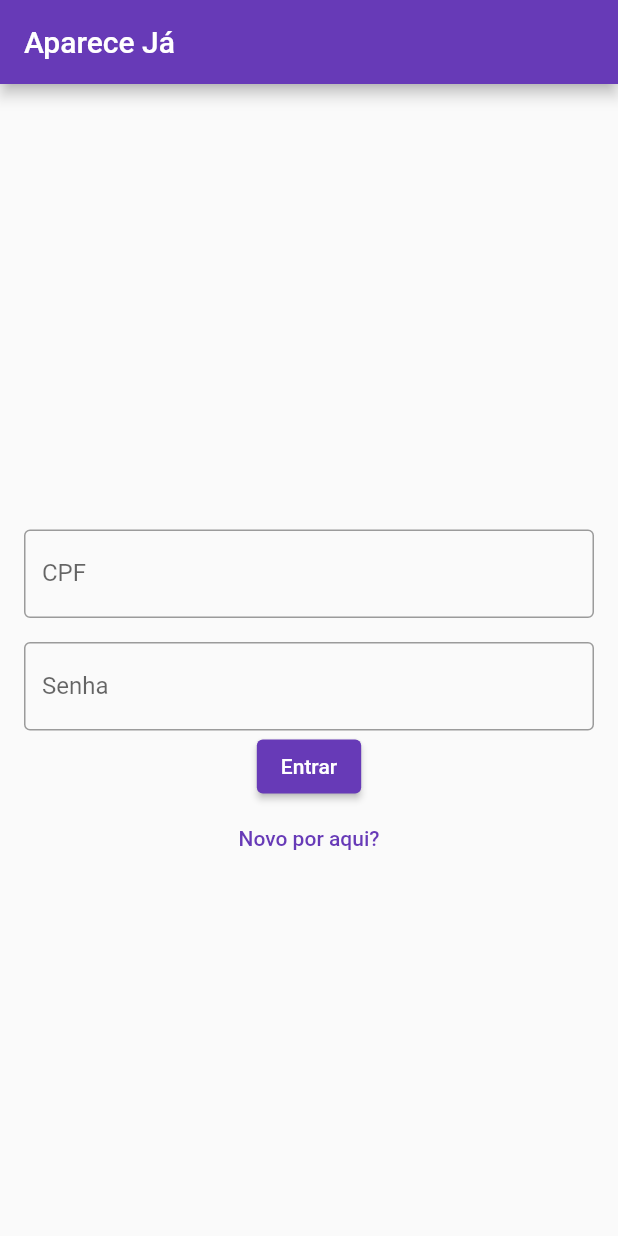
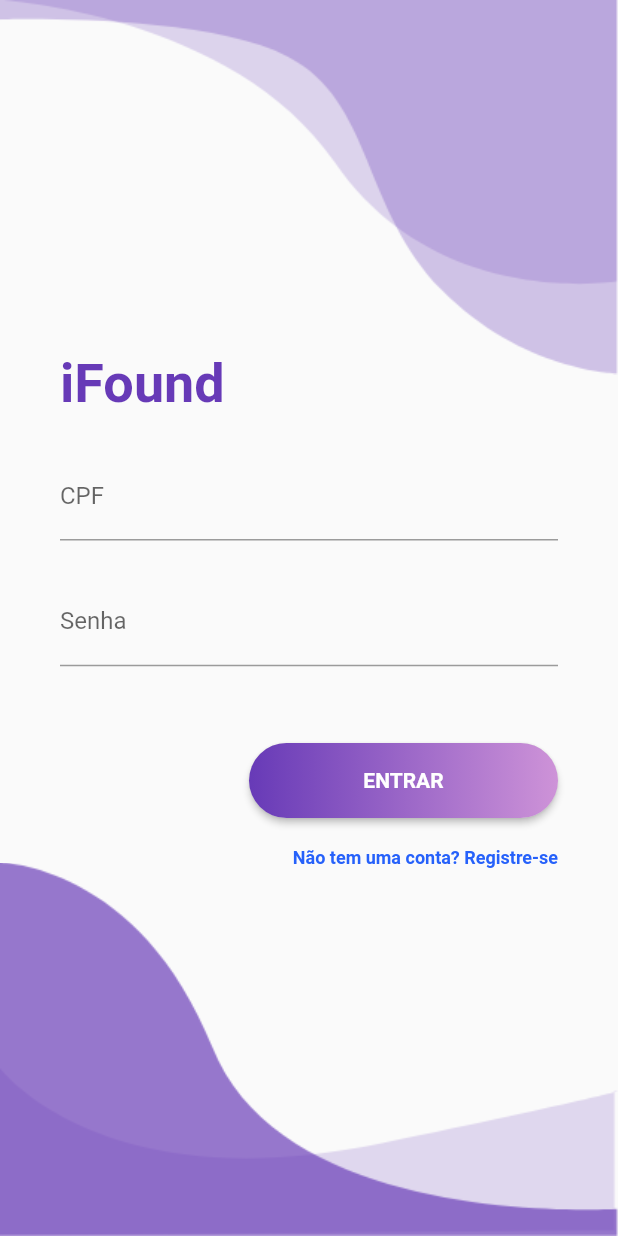
Before and after one commit to arturmelodev/aparece-ja-frontend, a Flutter app: the screen it shows after launch, on a phone screen of 412 x 824 dp. Run offline on Flutter 3.47's test engine with Material 2 defaults, Android fonts, the phone set to English and light mode, and no system bars; our stand-ins replace flutter_secure_storage, fluttertoast.

Commit message:
Changed the layout of the application. Fixed logic on signing in. Started to build the homepage.

```diff
--- a/apareceja/lib/app_widget.dart
+++ b/apareceja/lib/app_widget.dart
@@ -1,9 +1,9 @@
-import 'package:apareceja/home_page.dart';
-import 'package:apareceja/signin_page.dart';
-import 'package:apareceja/signup_page.dart';
+import 'package:apareceja/screens/home_page.dart';
+import 'package:apareceja/screens/signin_page.dart';
+import 'package:apareceja/screens/signup_page.dart';
 import 'package:flutter/material.dart';
 
-import 'app_controller.dart';
+import 'controllers/app_controller.dart';
 
 class AppWidget extends StatelessWidget {
   const AppWidget({Key? key}) : super(key: key);
@@ -19,8 +19,6 @@ class AppWidget extends StatelessWidget {
       initialRoute: '/',
       routes: {
         '/': (context) => const SignInPage(),
-        '/home': (context) => const HomePage(),
-        '/signup': (context) => const SignUpPage(),
       },
     );
   }
--- /dev/null
+++ b/apareceja/lib/components/background_sign_signup.dart
@@ -0,0 +1,45 @@
+import 'package:flutter/material.dart';
+
+class Background extends StatelessWidget {
+  final Widget child;
+
+  const Background({
+    Key? key,
+    required this.child,
+  }) : super(key: key);
+
+  @override
+  Widget build(BuildContext context) {
+    Size size = MediaQuery.of(context).size;
+    return Container(
+      width: double.infinity,
+      height: size.height,
+      child: Stack(
+        alignment: Alignment.center,
+        children: <Widget>[
+          Positioned(
+            top: 0,
+            right: 0,
+            child: Image.asset("assets/images/top1.png", width: size.width),
+          ),
+          Positioned(
+            top: 0,
+            right: 0,
+            child: Image.asset("assets/images/top2.png", width: size.width),
+          ),
+          Positioned(
+            bottom: 0,
+            right: 0,
+            child: Image.asset("assets/images/bottom1.png", width: size.width),
+          ),
+          Positioned(
+            bottom: 0,
+            right: 0,
+            child: Image.asset("assets/images/bottom2.png", width: size.width),
+          ),
+          child
+        ],
+      ),
+    );
+  }
+}
--- a/apareceja/lib/main.dart
+++ b/apareceja/lib/main.dart
@@ -1,4 +1,3 @@
-
 import 'package:flutter/material.dart';
 
 import 'app_widget.dart';
--- /dev/null
+++ b/apareceja/lib/screens/signin_page.dart
@@ -0,0 +1,214 @@
+import 'dart:convert';
+
+import 'package:apareceja/components/background_sign_signup.dart';
+import 'package:apareceja/utils/user_secure_storage.dart';
+import 'package:flutter/material.dart';
+import 'package:flutter_secure_storage/flutter_secure_storage.dart';
+import 'package:http/http.dart' as http;
+import 'home_page.dart';
+
+class SignInPage extends StatefulWidget {
+  const SignInPage({Key? key}) : super(key: key);
+
+  @override
+  _SignInPageState createState() => _SignInPageState();
+}
+
+class _SignInPageState extends State<SignInPage> {
+  String cpf = '';
+  String password = '';
+
+  @override
+  Widget build(BuildContext context) {
+    Size size = MediaQuery.of(context).size;
+
+    return Scaffold(
+      body: SingleChildScrollView(
+        child: Background(
+          child: Column(
+            mainAxisAlignment: MainAxisAlignment.center,
+            children: <Widget>[
+              Container(
+                alignment: Alignment.centerLeft,
+                padding: EdgeInsets.symmetric(horizontal: 40),
+                child: Text(
+                  "iFound",
+                  style: TextStyle(
+                      fontWeight: FontWeight.bold,
+                      color: Colors.deepPurple,
+                      fontSize: 36),
+                  textAlign: TextAlign.left,
+                ),
+              ),
+              SizedBox(height: size.height * 0.03),
+              Container(
+                alignment: Alignment.center,
+                margin: EdgeInsets.symmetric(horizontal: 40),
+                child: TextField(
+                  decoration: InputDecoration(labelText: "CPF"),
+                  keyboardType: TextInputType.number,
+                  onChanged: (text) {
+                    cpf = text;
+                  },
+                ),
+              ),
+              SizedBox(height: size.height * 0.03),
+              Container(
+                alignment: Alignment.center,
+                margin: EdgeInsets.symmetric(horizontal: 40),
+                child: TextField(
+                  decoration: InputDecoration(labelText: "Senha"),
+                  obscureText: true,
+                  onChanged: (text) {
+                    password = text;
+                  },
+                ),
+              ),
+              SizedBox(height: size.height * 0.05),
+              Container(
+                alignment: Alignment.centerRight,
+                margin: EdgeInsets.symmetric(horizontal: 40, vertical: 10),
+                child: RaisedButton(
+                  onPressed: () async {
+                    var url = Uri.parse('http://10.0.2.2:3333/authenticate');
+                    var response = await http.post(url,
+                        headers: <String, String>{
+                          'Content-Type': 'application/json; charset=UTF-8',
+                        },
+                        body: jsonEncode(<String, String>{
+                          "cpf": cpf,
+                          "password": password
+                        }));
+                    if (response.statusCode == 200) {
+                      var jsonResponse = jsonDecode(response.body);
+                      await UserSecureStorage.setName(
+                          jsonResponse["user"]["firstName"]);
+                      await UserSecureStorage.setLastName(
+                          jsonResponse["user"]["lastName"]);
+                      await UserSecureStorage.setCPF(
+                          jsonResponse["user"]["cpf"]);
+                      await UserSecureStorage.setToken(jsonResponse["token"]);
+                      Navigator.push(
+                        context,
+                        MaterialPageRoute(
+                          builder: (context) => HomePage(
+                              firstName: jsonResponse["user"]["firstName"]),
+                        ),
+                      );
+                    } else if (response.statusCode == 400) {
+                      var message = response.body;
+                      print(message);
+                    }
+                    var json = jsonDecode(response.body);
+                  },
+                  shape: RoundedRectangleBorder(
+                      borderRadius: BorderRadius.circular(80.0)),
+                  textColor: Colors.white,
+                  padding: const EdgeInsets.all(0),
+                  child: Container(
+                    alignment: Alignment.center,
+                    height: 50.0,
+                    width: size.width * 0.5,
+                    decoration: new BoxDecoration(
+                        borderRadius: BorderRadius.circular(80.0),
+                        gradient: new LinearGradient(colors: [
+                          Colors.deepPurple,
+                          Colors.purple.shade200
+                        ])),
+                    padding: const EdgeInsets.all(0),
+                    child: Text(
+                      "ENTRAR",
+                      textAlign: TextAlign.center,
+                      style: TextStyle(fontWeight: FontWeight.bold),
+                    ),
+                  ),
+                ),
+              ),
+              Container(
+                alignment: Alignment.centerRight,
+                margin: EdgeInsets.symmetric(horizontal: 40, vertical: 10),
+                child: GestureDetector(
+                  onTap: () =>
+                      {Navigator.of(context).pushReplacementNamed('/signup')},
+                  child: Text(
+                    "Não tem uma conta? Registre-se",
+                    style: TextStyle(
+                        fontSize: 12,
+                        fontWeight: FontWeight.bold,
+                        color: Color(0xFF2661FA)),
+                  ),
+                ),
+              )
+            ],
+          ),
+        ),
+      ),
+    );
+
+    // return Scaffold(
+    //   appBar: AppBar(
+    //     title: const Text('iFound'),
+    //   ),
+    //   body: SingleChildScrollView(
+    //     child: SizedBox(
+    //       width: MediaQuery.of(context).size.width,
+    //       height: MediaQuery.of(context).size.height,
+    //       child: Padding(
+    //         padding: const EdgeInsets.all(16.0),
+    //         child: Column(
+    //           mainAxisAlignment: MainAxisAlignment.center,
+    //           children: [
+    //             TextField(
+    //               onChanged: (text) {
+    //                 cpf = text;
+    //               },
+    //               keyboardType: TextInputType.number,
+    //               decoration: const InputDecoration(
+    //                   labelText: 'CPF', border: OutlineInputBorder()),
+    //             ),
+    //             Padding(
+    //               padding: const EdgeInsets.only(top: 16.0),
+    //               child: TextField(
+    //                 onChanged: (text) {
+    //                   password = text;
+    //                 },
+    //                 obscureText: true,
+    //                 decoration: const InputDecoration(
+    //                     labelText: 'Senha', border: OutlineInputBorder()),
+    //               ),
+    //             ),
+    //             Container(
+    //               width: double.infinity,
+    //               child: ElevatedButton(
+    //                 onPressed: () async {
+    //                   var url = Uri.parse('http://10.0.2.2:3333/authenticate');
+    //                   var response = await http.post(url,
+    //                       headers: <String, String>{
+    //                         'Content-Type': 'application/json; charset=UTF-8',
+    //                       },
+    //                       body: jsonEncode(<String, String>{
+    //                         "cpf": cpf,
+    //                         "password": password
+    //                       }));
+    //                   var json = jsonDecode(response.body);
+    //                   print(json);
+    //                   Navigator.of(context).pushReplacementNamed('/home');
+    //                 },
+    //                 child: const Text(
+    //                   'Entrar',
+    //                   style: TextStyle(fontSize: 16),
+    //                 ),
+    //               ),
+    //             ),
+    //             TextButton(
+    //                 onPressed: () =>
+    //                     {Navigator.of(context).pushNamed('/signup')},
+    //                 child: Text('Novo por aqui?'))
+    //           ],
+    //         ),
+    //       ),
+    //     ),
+    //   ),
+    // );
+  }
+}
--- a/apareceja/lib/signin_page.dart
+++ /dev/null
@@ -1,64 +0,0 @@
-import 'package:flutter/material.dart';
-
-import 'home_page.dart';
-
-class SignInPage extends StatefulWidget {
-  const SignInPage({Key? key}) : super(key: key);
-
-  @override
-  _SignInPageState createState() => _SignInPageState();
-}
-
-class _SignInPageState extends State<SignInPage> {
-  String cpf = '';
-  String password = '';
-
-  @override
-  Widget build(BuildContext context) {
-    return Scaffold(
-      appBar: AppBar(
-        title: const Text('Aparece Já'),
-      ),
-      body: SingleChildScrollView(
-        child: SizedBox(
-          width: MediaQuery.of(context).size.width,
-          height: MediaQuery.of(context).size.height,
-          child: Padding(
-            padding: const EdgeInsets.all(16.0),
-            child: Column(
-              mainAxisAlignment: MainAxisAlignment.center,
-              children: [
-                TextField(
-                  onChanged: (text) {
-                    cpf = text;
-                  },
-                  keyboardType: TextInputType.number,
-                  decoration: const InputDecoration(
-                      labelText: 'CPF', border: OutlineInputBorder()),
-                ),
-                Padding(
-                  padding: const EdgeInsets.only(top: 16.0),
-                  child: TextField(
-                    onChanged: (text) {
-                      password = text;
-                    },
-                    obscureText: true,
-                    decoration: const InputDecoration(
-                        labelText: 'Senha', border: OutlineInputBorder()),
-                  ),
-                ),
-                ElevatedButton(
-                  onPressed: () {
-                    Navigator.of(context).pushReplacementNamed('/home');
-                  },
-                  child: const Text('Entrar'),
-                ),
-                TextButton(onPressed: () => {Navigator.of(context).pushNamed('/signup')}, child: Text('Novo por aqui?'))
-              ],
-            ),
-          ),
-        ),
-      ),
-    );
-  }
-}
--- /dev/null
+++ b/apareceja/lib/utils/user_secure_storage.dart
@@ -0,0 +1,38 @@
+import 'dart:convert';
+
+import 'package:flutter_secure_storage/flutter_secure_storage.dart';
+
+class UserSecureStorage {
+  static final _storage = FlutterSecureStorage();
+
+  static const _keyName = 'firstName';
+
+  static const _keyLastName = 'lastName';
+
+  static const _keyUser = 'userSignedIn';
+
+  static const _keyToken = 'token';
+
+  static const _keyCPF = 'cpf';
+
+  static Future setName(String name) async =>
+      await _storage.write(key: _keyName, value: name);
+
+  static Future<String?> getName() async => await _storage.read(key: _keyName);
+
+  static Future setLastName(String lastName) async =>
+      await _storage.write(key: _keyLastName, value: lastName);
+
+  static Future<String?> getLastName() async =>
+      await _storage.read(key: _keyLastName);
+
+  static Future setCPF(String cpf) async =>
+      await _storage.write(key: _keyCPF, value: cpf);
+
+  static Future<String?> getCPF() async => await _storage.read(key: _keyCPF);
+
+  static Future setToken(String token) async =>
+      await _storage.write(key: _keyToken, value: token);
+
+  static Future getToken() async => await _storage.read(key: _keyToken);
+}
```
Also changed, not shown: apareceja/lib/components/background_home.dart (added, +16 -0 lines), apareceja/lib/home_page.dart (deleted, +0 -10 lines), apareceja/lib/screens/home_page.dart (added, +21 -0 lines), apareceja/lib/screens/signup_page.dart (added, +246 -0 lines), apareceja/lib/signup_page.dart (deleted, +0 -26 lines), apareceja/pubspec.yaml (+5 -2 lines), apareceja/assets/images/bottom1.png (added), apareceja/assets/images/bottom2.png (added), apareceja/assets/images/main.png (added), apareceja/assets/images/top1.png (added), apareceja/assets/images/top2.png (added), apareceja/lib/controllers/app_controller.dart (renamed from apareceja/lib/app_controller.dart), apareceja/pubspec.lock, 2 other files.
